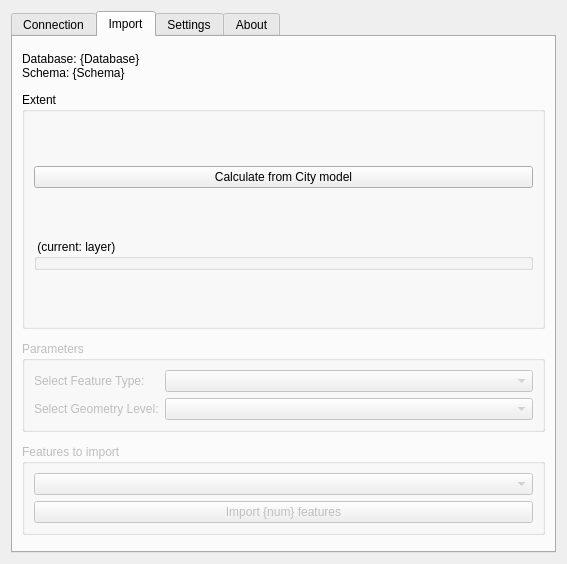
Before: the Qt Designer form ui/citydb_loader_dialog_base.ui in tudelft3d/3DCityDB-Tools-for-QGIS, drawn with Qt 5.
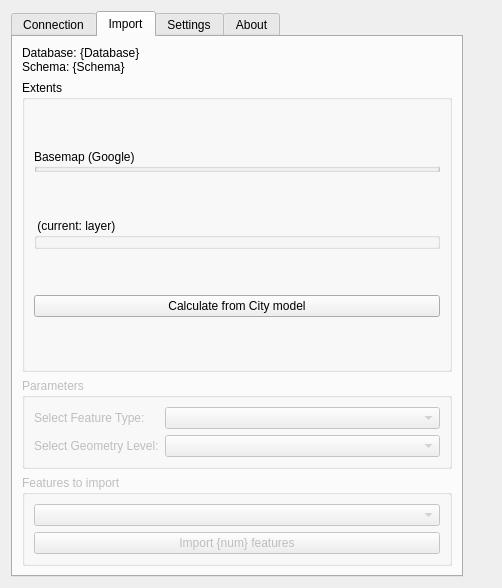
After: the same form once the commit is applied. The open tabs and pages were chosen to show the change. Icons and pictures are not drawn. Custom widgets are drawn as their Qt base class.

```diff
--- a/ui/citydb_loader_dialog_base.ui
+++ b/ui/citydb_loader_dialog_base.ui
@@ -9,12 +9,12 @@
    <rect>
     <x>0</x>
     <y>0</y>
-    <width>567</width>
-    <height>564</height>
+    <width>502</width>
+    <height>588</height>
    </rect>
   </property>
   <property name="sizePolicy">
-   <sizepolicy hsizetype="Preferred" vsizetype="Preferred">
+   <sizepolicy hsizetype="MinimumExpanding" vsizetype="MinimumExpanding">
     <horstretch>0</horstretch>
     <verstretch>0</verstretch>
    </sizepolicy>
@@ -25,6 +25,12 @@
     <height>0</height>
    </size>
   </property>
+  <property name="maximumSize">
+   <size>
+    <width>502</width>
+    <height>1000</height>
+   </size>
+  </property>
   <property name="windowTitle">
    <string>3DCityDB-Loader</string>
   </property>
@@ -45,7 +51,7 @@
       <bool>true</bool>
      </property>
      <property name="sizePolicy">
-      <sizepolicy hsizetype="MinimumExpanding" vsizetype="MinimumExpanding">
+      <sizepolicy hsizetype="Maximum" vsizetype="MinimumExpanding">
        <horstretch>0</horstretch>
        <verstretch>0</verstretch>
       </sizepolicy>
@@ -56,6 +62,12 @@
        <height>0</height>
       </size>
      </property>
+     <property name="maximumSize">
+      <size>
+       <width>16777215</width>
+       <height>16777215</height>
+      </size>
+     </property>
      <property name="toolTip">
       <string/>
      </property>
@@ -551,6 +563,18 @@
       <property name="enabled">
        <bool>true</bool>
       </property>
+      <property name="sizePolicy">
+       <sizepolicy hsizetype="Preferred" vsizetype="Maximum">
+        <horstretch>0</horstretch>
+        <verstretch>0</verstretch>
+       </sizepolicy>
+      </property>
+      <property name="maximumSize">
+       <size>
+        <width>16777215</width>
+        <height>1000</height>
+       </size>
+      </property>
       <attribute name="icon">
        <iconset>
         <normaloff>:/plugins/citydb_loader/icons/plugin_icon.png</normaloff>:/plugins/citydb_loader/icons/plugin_icon.png</iconset>
@@ -582,32 +606,79 @@
           <bool>true</bool>
          </property>
          <property name="sizePolicy">
-          <sizepolicy hsizetype="MinimumExpanding" vsizetype="Maximum">
+          <sizepolicy hsizetype="MinimumExpanding" vsizetype="MinimumExpanding">
            <horstretch>0</horstretch>
            <verstretch>0</verstretch>
           </sizepolicy>
          </property>
          <property name="minimumSize">
           <size>
-           <width>427</width>
-           <height>237</height>
+           <width>430</width>
+           <height>0</height>
+          </size>
+         </property>
+         <property name="maximumSize">
+          <size>
+           <width>16777215</width>
+           <height>600</height>
           </size>
          </property>
          <property name="title">
-          <string>Extent</string>
+          <string>Extents</string>
          </property>
          <layout class="QVBoxLayout" name="verticalLayout_2">
+          <property name="sizeConstraint">
+           <enum>QLayout::SetDefaultConstraint</enum>
+          </property>
           <item>
-           <widget class="QPushButton" name="btnCityExtents">
+           <widget class="QgsCollapsibleGroupBox" name="gbxBasemap">
             <property name="sizePolicy">
-             <sizepolicy hsizetype="MinimumExpanding" vsizetype="Fixed">
+             <sizepolicy hsizetype="MinimumExpanding" vsizetype="MinimumExpanding">
               <horstretch>0</horstretch>
               <verstretch>0</verstretch>
              </sizepolicy>
             </property>
-            <property name="text">
-             <string>Calculate from City model</string>
+            <property name="minimumSize">
+             <size>
+              <width>0</width>
+              <height>0</height>
+             </size>
             </property>
+            <property name="maximumSize">
+             <size>
+              <width>16777215</width>
+              <height>23</height>
+             </size>
+            </property>
+            <property name="baseSize">
+             <size>
+              <width>0</width>
+              <height>0</height>
+             </size>
+            </property>
+            <property name="autoFillBackground">
+             <bool>false</bool>
+            </property>
+            <property name="title">
+             <string>Basemap (Google)</string>
+            </property>
+            <property name="flat">
+             <bool>true</bool>
+            </property>
+            <property name="collapsed">
+             <bool>true</bool>
+            </property>
+            <property name="saveCollapsedState">
+             <bool>true</bool>
+            </property>
+            <property name="saveCheckedState">
+             <bool>false</bool>
+            </property>
+            <layout class="QVBoxLayout" name="verticalLayout_5">
+             <property name="leftMargin">
+              <number>9</number>
+             </property>
+            </layout>
            </widget>
           </item>
           <item>
@@ -656,6 +727,19 @@
             </property>
            </widget>
           </item>
+          <item>
+           <widget class="QPushButton" name="btnCityExtents">
+            <property name="sizePolicy">
+             <sizepolicy hsizetype="MinimumExpanding" vsizetype="Fixed">
+              <horstretch>0</horstretch>
+              <verstretch>0</verstretch>
+             </sizepolicy>
+            </property>
+            <property name="text">
+             <string>Calculate from City model</string>
+            </property>
+           </widget>
+          </item>
          </layout>
         </widget>
        </item>
```
Left out of the diff: 15 changed lines with no effect on the pictures.
